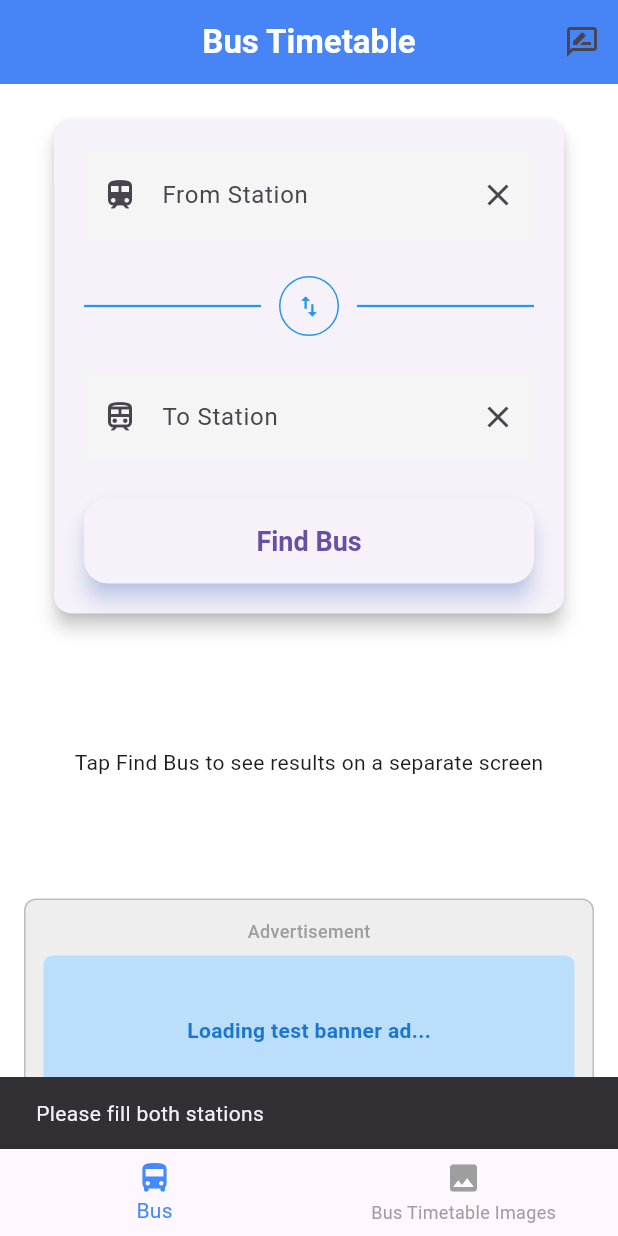
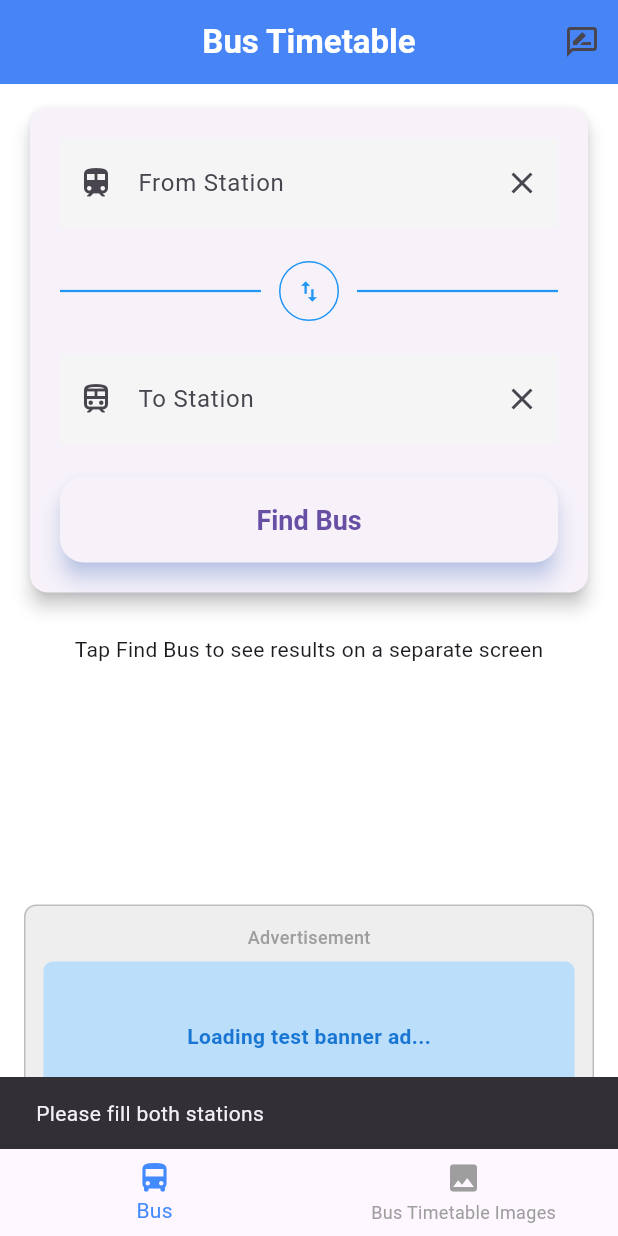
Before and after one commit to NiranjanRaje/Bus-Timetable-App, a Flutter app: the screen it shows after launch, after a tap on "Find Bus", on a phone screen of 412 x 824 dp. Run offline on Flutter 3.47's test engine with Material 3 defaults, Android fonts, the phone set to English and light mode, and no system bars; our stand-ins replace cloud_firestore, firebase_core, google_mobile_ads, shared_preferences; accounts and stored records are empty; generated files the repository leaves out were written again; network calls fail.

Commit message:
Fix mobile search autocomplete and splash timing

```diff
--- a/lib/screens/bus_timetable_home_page.dart
+++ b/lib/screens/bus_timetable_home_page.dart
@@ -11,19 +11,16 @@ import 'package:bus_timetable_app/screens/route_details.dart';
 import 'package:bus_timetable_app/screens/search_results_page.dart';
 import 'package:bus_timetable_app/utils/route_observer.dart';
 import 'package:google_mobile_ads/google_mobile_ads.dart';
+import 'package:bus_timetable_app/ad_config.dart';
 
 class BusTimetableHomePage extends StatefulWidget {
   @override
   _BusTimetableHomePageState createState() => _BusTimetableHomePageState();
 }
 
-class _BusTimetableHomePageState extends State<BusTimetableHomePage> with RouteAware {
-  static const String _bannerAdUnitId = 'ca-app-pub-3940256099942544/6300978111';
-  // ignore: unused_field
-  static const String _interstitialAdUnitId = 'ca-app-pub-3940256099942544/1033173712';
-  // ignore: unused_field
-  static const String _rewardedAdUnitId = 'ca-app-pub-3940256099942544/5224354917';
-
+class _BusTimetableHomePageState extends State<BusTimetableHomePage>
+    with RouteAware {
+  final GlobalKey<BusSearchFormState> _searchFormKey = GlobalKey();
   int _selectedIndex = 0;
   List<String> _allStations = [];
   List<Map<String, String>> _recentSelections = [];
@@ -61,7 +58,7 @@ class _BusTimetableHomePageState extends State<BusTimetableHomePage> with RouteA
 
   void _createBannerAd() {
     _bannerAd = BannerAd(
-      adUnitId: _bannerAdUnitId,
+      adUnitId: AdConfig.bannerUnitId,
       size: AdSize.banner,
       request: const AdRequest(),
       listener: BannerAdListener(
@@ -87,6 +84,9 @@ class _BusTimetableHomePageState extends State<BusTimetableHomePage> with RouteA
   @override
   void didPopNext() {
     // Called when coming back to this route (another route was popped)
+    WidgetsBinding.instance.addPostFrameCallback((_) {
+      _searchFormKey.currentState?.clearAutocompleteFocus();
+    });
     _loadRecentSelections();
   }
 
@@ -105,7 +105,8 @@ class _BusTimetableHomePageState extends State<BusTimetableHomePage> with RouteA
     if (recentData != null) {
       final decoded = json.decode(recentData);
       if (decoded is List) {
-        final routes = decoded.map<Map<String, String>>((item) {
+        final routes = decoded
+            .map<Map<String, String>>((item) {
               final routeMap = item as Map<String, dynamic>;
               return {
                 'route_id': routeMap['route_id']?.toString() ?? '',
@@ -115,12 +116,16 @@ class _BusTimetableHomePageState extends State<BusTimetableHomePage> with RouteA
                 'service_type': routeMap['service_type']?.toString() ?? '',
                 'depot': routeMap['depot']?.toString() ?? '',
               };
-        }).where((route) {
+            })
+            .where((route) {
               final from = route['from'];
               final to = route['to'];
               final routeId = route['route_id'];
-          return (from?.isNotEmpty ?? false) && (to?.isNotEmpty ?? false) && (routeId?.isNotEmpty ?? false);
-        }).toList();
+              return (from?.isNotEmpty ?? false) &&
+                  (to?.isNotEmpty ?? false) &&
+                  (routeId?.isNotEmpty ?? false);
+            })
+            .toList();
 
         setState(() {
           _recentSelections = routes;
@@ -148,7 +153,9 @@ class _BusTimetableHomePageState extends State<BusTimetableHomePage> with RouteA
   }
 
   Future<void> _fetchAndCacheStations(int newVersion) async {
-    final snapshot = await FirebaseFirestore.instance.collection('timetable').get();
+    final snapshot = await FirebaseFirestore.instance
+        .collection('timetable')
+        .get();
     final Set<String> uniqueStations = {};
 
     for (var doc in snapshot.docs) {
@@ -203,7 +210,8 @@ class _BusTimetableHomePageState extends State<BusTimetableHomePage> with RouteA
     }
 
     // Normalize to list of maps
-    final List<Map<String, String>> normalized = existingList.map<Map<String, String>>((item) {
+    final List<Map<String, String>> normalized = existingList
+        .map<Map<String, String>>((item) {
           final m = item as Map<String, dynamic>;
           return {
             'route_id': m['route_id']?.toString() ?? '',
@@ -213,7 +221,8 @@ class _BusTimetableHomePageState extends State<BusTimetableHomePage> with RouteA
             'service_type': m['service_type']?.toString() ?? '',
             'depot': m['depot']?.toString() ?? '',
           };
-    }).toList();
+        })
+        .toList();
 
     // Remove any existing entry with same route_id and insert new at front
     normalized.removeWhere((item) => item['route_id'] == selection['route_id']);
@@ -234,7 +243,8 @@ class _BusTimetableHomePageState extends State<BusTimetableHomePage> with RouteA
 
     final decoded = json.decode(recentData);
     if (decoded is List) {
-      final routes = decoded.map<Map<String, String>>((item) {
+      final routes = decoded
+          .map<Map<String, String>>((item) {
             final routeMap = item as Map<String, dynamic>;
             return {
               'route_id': routeMap['route_id']?.toString() ?? '',
@@ -244,12 +254,16 @@ class _BusTimetableHomePageState extends State<BusTimetableHomePage> with RouteA
               'service_type': routeMap['service_type']?.toString() ?? '',
               'depot': routeMap['depot']?.toString() ?? '',
             };
-      }).where((route) {
+          })
+          .where((route) {
             final from = route['from'];
             final to = route['to'];
             final routeId = route['route_id'];
-        return (from?.isNotEmpty ?? false) && (to?.isNotEmpty ?? false) && (routeId?.isNotEmpty ?? false);
-      }).toList();
+            return (from?.isNotEmpty ?? false) &&
+                (to?.isNotEmpty ?? false) &&
+                (routeId?.isNotEmpty ?? false);
+          })
+          .toList();
 
       setState(() {
         _recentSelections = routes;
@@ -258,6 +272,7 @@ class _BusTimetableHomePageState extends State<BusTimetableHomePage> with RouteA
   }
 
   Future<void> _search(String from, String to) async {
+    FocusScope.of(context).unfocus();
     await Navigator.push(
       context,
       MaterialPageRoute(
@@ -268,6 +283,9 @@ class _BusTimetableHomePageState extends State<BusTimetableHomePage> with RouteA
         ),
       ),
     );
+    WidgetsBinding.instance.addPostFrameCallback((_) {
+      _searchFormKey.currentState?.clearAutocompleteFocus();
+    });
     await _loadRecentSelections();
   }
 
@@ -275,40 +293,60 @@ class _BusTimetableHomePageState extends State<BusTimetableHomePage> with RouteA
     if (_selectedIndex == 0) {
       return Column(
         children: [
-          Flexible(
-            flex: 0,
-            child: BusSearchForm(
+          Expanded(
+            child: SafeArea(
+              top: false,
+              child: SingleChildScrollView(
+                padding: const EdgeInsets.only(bottom: 8),
+                child: Column(
+                  mainAxisSize: MainAxisSize.min,
+                  children: [
+                    BusSearchForm(
+                      key: _searchFormKey,
                       onSearch: _search,
                       stations: _allStations,
                     ),
-          ),
                     if (_recentSelections.isNotEmpty)
-            Expanded(
-              child: Padding(
+                      Padding(
                         padding: const EdgeInsets.symmetric(horizontal: 16, vertical: 12),
                         child: Column(
                           crossAxisAlignment: CrossAxisAlignment.center,
                           children: [
-                    const Text('Recently visited route', textAlign: TextAlign.center, style: TextStyle(fontSize: 16, fontWeight: FontWeight.bold)),
+                            const Text(
+                              'Recently visited route',
+                              textAlign: TextAlign.center,
+                              style: TextStyle(
+                                fontSize: 16,
+                                fontWeight: FontWeight.bold,
+                              ),
+                            ),
                             const SizedBox(height: 8),
-                    Expanded(
-                      child: ListView.builder(
-                        itemCount: 1,
+                            ListView.builder(
+                              shrinkWrap: true,
+                              physics: const NeverScrollableScrollPhysics(),
+                              itemCount: _recentSelections.length,
                               itemBuilder: (context, index) {
                                 final route = _recentSelections[index];
                                 final routeText = '${route['from']} → ${route['to']}';
-                          final details = '${route['time']} • ${route['service_type']} • ${route['depot']}';
+                                final details =
+                                    '${route['time']} • ${route['service_type']} • ${route['depot']}';
                                 return Card(
                                   margin: const EdgeInsets.symmetric(vertical: 6),
                                   child: ListTile(
-                              title: Text(routeText, style: const TextStyle(fontWeight: FontWeight.bold)),
+                                    title: Text(
+                                      routeText,
+                                      style: const TextStyle(
+                                        fontWeight: FontWeight.bold,
+                                      ),
+                                    ),
                                     subtitle: Text(details),
                                     trailing: const Icon(Icons.history, size: 16),
                                     onTap: () async {
                                       final routeId = route['route_id'] ?? '';
                                       if (routeId.isEmpty) return;
 
-                                // Ensure this selection becomes the most-recent
+                                      _searchFormKey.currentState?.clearAutocompleteFocus();
+
                                       await _saveRecentSelection({
                                         'route_id': routeId,
                                         'from': route['from'] ?? '',
@@ -320,30 +358,40 @@ class _BusTimetableHomePageState extends State<BusTimetableHomePage> with RouteA
 
                                       if (!mounted) return;
 
-                                Navigator.of(this.context).push(
+                                      await Navigator.of(this.context).push(
                                         MaterialPageRoute(
-                                    builder: (context) => RouteDetails(routeId: routeId),
+                                          builder: (context) =>
+                                              RouteDetails(routeId: routeId),
                                         ),
                                       );
+
+                                      if (!mounted) return;
+                                      WidgetsBinding.instance.addPostFrameCallback((_) {
+                                        _searchFormKey.currentState?.clearAutocompleteFocus();
+                                      });
                                     },
                                   ),
                                 );
                               },
                             ),
+                          ],
+                        ),
+                      )
+                    else
+                      Padding(
+                        padding: const EdgeInsets.symmetric(vertical: 12),
+                        child: Center(
+                          child: Text('Tap Find Bus to see results on a separate screen'),
+                        ),
                       ),
                   ],
                 ),
               ),
-            )
-          else
-            Expanded(
-              child: Center(
-                child: Text('Tap Find Bus to see results on a separate screen'),
             ),
           ),
           Container(
             width: double.infinity,
-            margin: const EdgeInsets.all(16),
+            margin: const EdgeInsets.fromLTRB(16, 8, 16, 12),
             padding: const EdgeInsets.all(12),
             decoration: BoxDecoration(
               color: Colors.grey[200],
@@ -351,6 +399,7 @@ class _BusTimetableHomePageState extends State<BusTimetableHomePage> with RouteA
               border: Border.all(color: Colors.grey[400]!),
             ),
             child: Column(
+              mainAxisSize: MainAxisSize.min,
               children: [
                 const Text(
                   'Advertisement',
@@ -377,7 +426,9 @@ class _BusTimetableHomePageState extends State<BusTimetableHomePage> with RouteA
                     ),
                     child: Center(
                       child: Text(
-                        kIsWeb ? 'AdMob is not supported on web' : 'Demo Ad Banner',
+                        kIsWeb
+                            ? 'AdMob is not supported on web'
+                            : 'Demo Ad Banner',
                         style: TextStyle(
                           fontSize: 14,
                           color: Colors.blue[700],
@@ -429,7 +480,7 @@ class _BusTimetableHomePageState extends State<BusTimetableHomePage> with RouteA
             onPressed: () {
               Navigator.push(
                 context,
-                  MaterialPageRoute(builder: (context) => const FeedbackPage())
+                MaterialPageRoute(builder: (context) => const FeedbackPage()),
               );
             },
           ),
--- a/lib/screens/splash_screen.dart
+++ b/lib/screens/splash_screen.dart
@@ -12,7 +12,7 @@ class _SplashScreenState extends State<SplashScreen> {
   @override
   void initState() {
     super.initState();
-    Timer(Duration(seconds: 3), () {
+    Timer(Duration(seconds: 1), () {
       Navigator.pushReplacement(
         context,
         MaterialPageRoute(builder: (context) => BusTimetableHomePage()),
--- a/lib/widgets/bus_search_form.dart
+++ b/lib/widgets/bus_search_form.dart
@@ -12,14 +12,16 @@ class BusSearchForm extends StatefulWidget {
   }) : super(key: key);
 
   @override
-  _BusSearchFormState createState() => _BusSearchFormState();
+  BusSearchFormState createState() => BusSearchFormState();
 }
 
-class _BusSearchFormState extends State<BusSearchForm> {
+class BusSearchFormState extends State<BusSearchForm> {
   late TextEditingController _fromController;
   late TextEditingController _toController;
   bool _hasSavedFrom = false;
   bool _hasSavedTo = false;
+  FocusNode? _fromFocusNode;
+  FocusNode? _toFocusNode;
 
   @override
   void initState() {
@@ -103,8 +105,17 @@ class _BusSearchFormState extends State<BusSearchForm> {
 
 
 
+  void clearAutocompleteFocus() {
+    WidgetsBinding.instance.addPostFrameCallback((_) {
+      _fromFocusNode?.unfocus();
+      _toFocusNode?.unfocus();
+    });
+  }
+
   @override
   void dispose() {
+    _fromFocusNode?.dispose();
+    _toFocusNode?.dispose();
     _fromController.dispose();
     _toController.dispose();
     super.dispose();
@@ -117,6 +128,8 @@ class _BusSearchFormState extends State<BusSearchForm> {
   }
 
   Future<void> _search() async {
+    FocusScope.of(context).unfocus();
+
     final from = _fromController.text.trim();
     final to = _toController.text.trim();
 
@@ -144,13 +157,18 @@ class _BusSearchFormState extends State<BusSearchForm> {
 
   @override
   Widget build(BuildContext context) {
+    final screenWidth = MediaQuery.sizeOf(context).width;
+    final horizontalPadding = screenWidth < 360 ? 12.0 : (screenWidth < 480 ? 16.0 : 24.0);
+    final innerPadding = screenWidth < 360 ? 14.0 : 20.0;
+    final fieldGap = screenWidth < 360 ? 12.0 : 18.0;
+
     return Padding(
-      padding: const EdgeInsets.symmetric(horizontal: 32, vertical: 20),
+      padding: EdgeInsets.symmetric(horizontal: horizontalPadding, vertical: 12),
       child: Card(
         elevation: 5,
         shape: RoundedRectangleBorder(borderRadius: BorderRadius.circular(12)),
         child: Padding(
-          padding: const EdgeInsets.all(20.0),
+          padding: EdgeInsets.all(innerPadding),
           child: Column(
             children: [
               _buildAutocompleteField(
@@ -159,7 +177,7 @@ class _BusSearchFormState extends State<BusSearchForm> {
                 controller: _fromController,
                 storageKey: 'search_form_from',
               ),
-              const SizedBox(height: 20),
+              SizedBox(height: fieldGap),
               Row(
                 mainAxisAlignment: MainAxisAlignment.center,
                 children: [
@@ -176,14 +194,14 @@ class _BusSearchFormState extends State<BusSearchForm> {
                   const Expanded(child: Divider(color: Colors.blue, thickness: 1.5)),
                 ],
               ),
-              const SizedBox(height: 20),
+              SizedBox(height: fieldGap),
               _buildAutocompleteField(
                 hint: 'To Station',
                 icon: Icons.train_outlined,
                 controller: _toController,
                 storageKey: 'search_form_to',
               ),
-              const SizedBox(height: 24),
+              SizedBox(height: screenWidth < 360 ? 16.0 : 22.0),
               SizedBox(
                 width: double.infinity,
                 child: ElevatedButton(
@@ -212,8 +230,16 @@ class _BusSearchFormState extends State<BusSearchForm> {
         });
       },
       fieldViewBuilder: (context, fieldController, focusNode, onFieldSubmitted) {
-        // Initialize field controller with master controller value
-        fieldController.text = controller.text;
+        if (storageKey == 'search_form_from') {
+          _fromFocusNode ??= focusNode;
+        } else if (storageKey == 'search_form_to') {
+          _toFocusNode ??= focusNode;
+        }
+
+        // Initialize field controller with master controller value only when needed.
+        if (fieldController.text != controller.text) {
+          fieldController.text = controller.text;
+        }
 
         return TextField(
           controller: fieldController,
```
Lines whose indentation alone changed are shown as unchanged.
